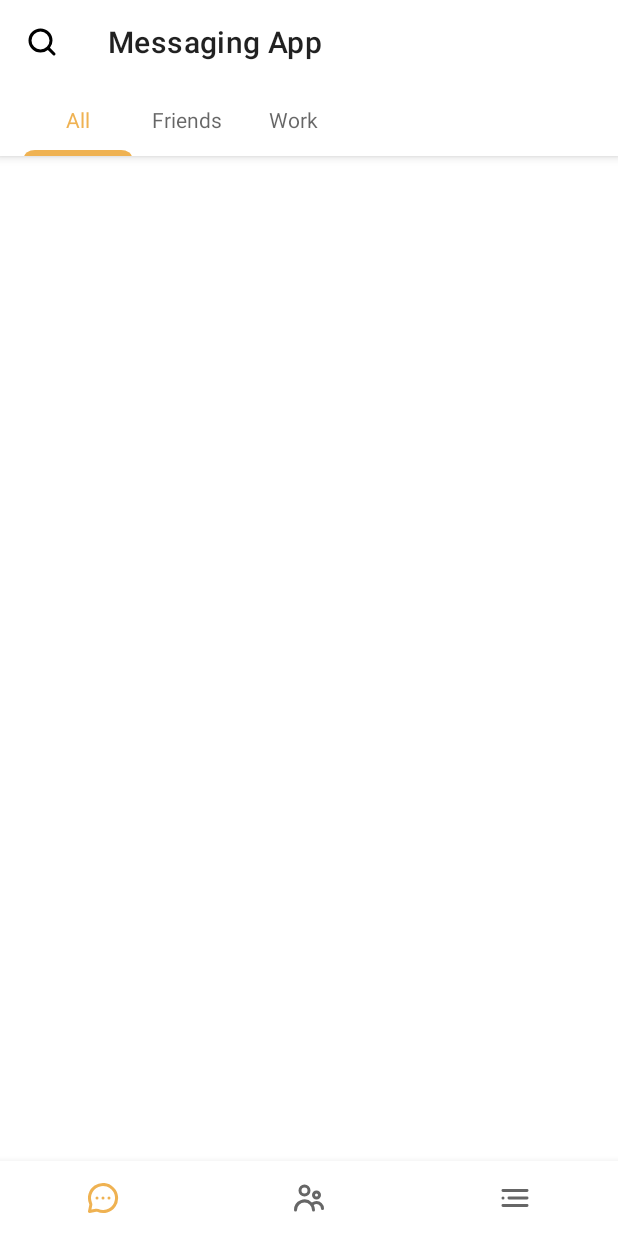
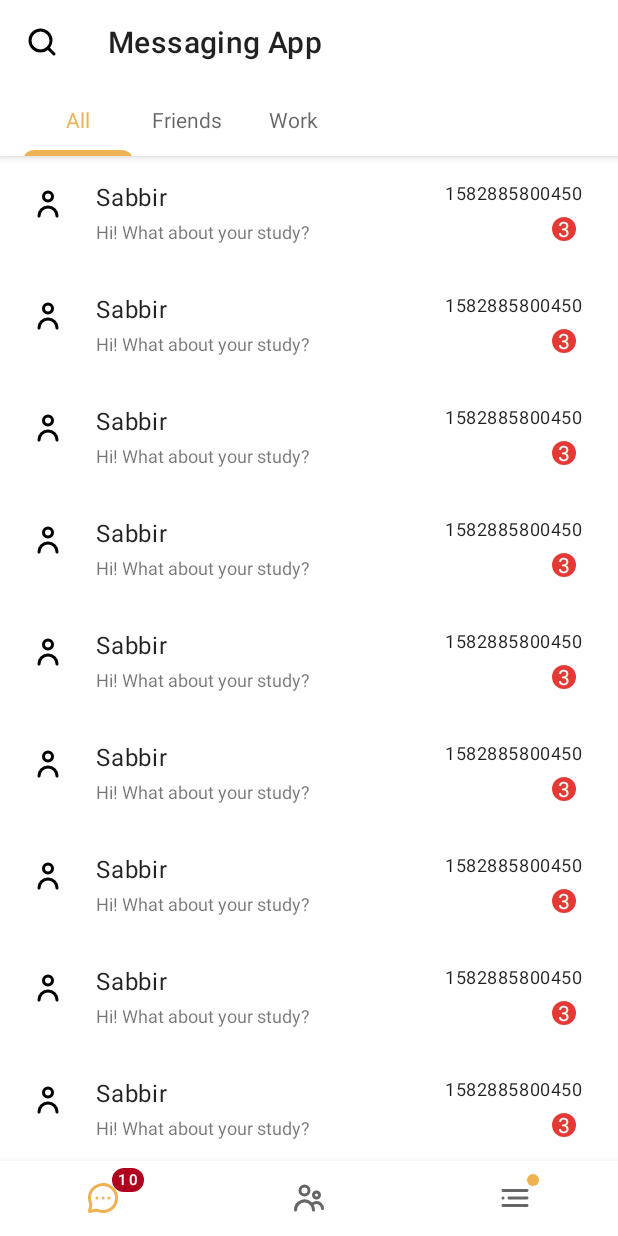
Before and after one commit to qubictech/android_telegram_redesign, an Android app: the screen it shows after launch (MainActivity), on a phone screen of 412 x 824 dp. Run offline under Robolectric (Android 15) with nearby library versions, the phone set to English and light mode, and no system bars; our stand-ins replace data binding; 3 statements that could not run were skipped.

Commit message:
chat list adapter with item list

```diff
--- a/app/src/main/AndroidManifest.xml
+++ b/app/src/main/AndroidManifest.xml
@@ -16,7 +16,7 @@
         android:supportsRtl="true"
         android:theme="@style/AppTheme"
         tools:ignore="GoogleAppIndexingWarning">
-        <activity android:name=".MainActivity"/>
+        <activity android:name=".main.MainActivity"/>
         <activity android:name=".main.SplashActivity">
             <intent-filter>
                 <action android:name="android.intent.action.MAIN" />
--- a/app/src/main/java/com/tarms/bd/messagingapp/data/Chat.kt
+++ b/app/src/main/java/com/tarms/bd/messagingapp/data/Chat.kt
@@ -12,6 +12,8 @@ data class Chat(
     val timestamp: Long,
     val unreadMsgCount: Int
 ) {
+    companion object{
+        @JvmStatic
         @BindingAdapter("android:setImageUrl")
         fun avatar(imageView: ImageView, imgUrl: String) {
             Glide.with(imageView.rootView)
@@ -21,3 +23,4 @@ data class Chat(
                 .into(imageView)
         }
     }
+}
--- a/app/src/main/java/com/tarms/bd/messagingapp/fragment/ContactListFragment.kt
+++ b/app/src/main/java/com/tarms/bd/messagingapp/fragment/ContactListFragment.kt
@@ -92,6 +92,8 @@ class ContactListFragment : Fragment() {
     }
 
     private fun readContactList() {
+        contactList.clear()
+
         val phones = context!!.contentResolver.query(
             ContactsContract.CommonDataKinds.Phone.CONTENT_URI,
             null,
--- a/app/src/main/java/com/tarms/bd/messagingapp/fragment/tabs/ChatTabFragment.kt
+++ b/app/src/main/java/com/tarms/bd/messagingapp/fragment/tabs/ChatTabFragment.kt
@@ -47,82 +47,11 @@ class ChatTabFragment : Fragment() {
         }
         recyclerView = view.findViewById(R.id.recycler_view)
 
-        fragmentName.let {
-            when (it) {
-                "All" -> chatList(
-                    listOf(
-                        Chat(
-                            "",
-                            "Sabbir",
-                            "Hi! What about your study?",
-                            Date().time,
-                            3
-                        ),
-                        Chat(
-                            "",
-                            "Sabbir",
-                            "Hi! What about your study?",
-                            Date().time,
-                            3
-                        ),
-                        Chat(
-                            "",
-                            "Sabbir",
-                            "Hi! What about your study?",
-                            Date().time,
-                            3
-                        ),
-                        Chat(
-                            "",
-                            "Sabbir",
-                            "Hi! What about your study?",
-                            Date().time,
-                            3
-                        ),
-                        Chat(
-                            "",
-                            "Sabbir",
-                            "Hi! What about your study?",
-                            Date().time,
-                            3
-                        )
-                    )
-                )
-                "Friends" -> chatList(
-                    listOf(
-                        Chat(
-                            "",
-                            "Sabbir",
-                            "Hi! What about your study?",
-                            Date().time,
-                            3
-                        ),
-                        Chat(
-                            "",
-                            "Sabbir",
-                            "Hi! What about your study?",
-                            Date().time,
-                            3
-                        ),
-                        Chat(
-                            "",
-                            "Sabbir",
-                            "Hi! What about your study?",
-                            Date().time,
-                            3
-                        )
-                    )
-                )
-                "Work" -> chatList(
-                    listOf(
-
-                    )
-                )
-            }
-        }
+        chatList(fragmentName)
     }
 
-    private fun chatList(chat: List<Chat>) {
+    private fun chatList(type: String) {
+        chatList.clear()
         chatListAdapter = ChatListAdapter(chatList)
 
         recyclerView.apply {
@@ -130,19 +59,19 @@ class ChatTabFragment : Fragment() {
             hasFixedSize()
             layoutManager = LinearLayoutManager(context)
         }
-//
-//        for (i in 0..10) {
-//            chatList.add(
-//                Chat(
-//                    "",
-//                    "Sabbir",
-//                    "Hi! What about your study?",
-//                    Date().time,
-//                    3
-//                )
-//            )
-//        }
-//
-//        chatListAdapter.notifyDataSetChanged()
+
+        for (i in 0..10) {
+            chatList.add(
+                Chat(
+                    "jhsdfksdf",
+                    "Sabbir",
+                    "Hi! What about your study?",
+                    Date().time,
+                    3
+                )
+            )
+        }
+
+        chatListAdapter.notifyDataSetChanged()
     }
 }
--- a/app/src/main/java/com/tarms/bd/messagingapp/MainActivity.kt
+++ b/app/src/main/java/com/tarms/bd/messagingapp/main/MainActivity.kt
@@ -1,16 +1,16 @@
-package com.tarms.bd.messagingapp
+package com.tarms.bd.messagingapp.main
 
 import android.os.Bundle
-import android.view.MenuItem
 import androidx.appcompat.app.AppCompatActivity
 import androidx.viewpager.widget.ViewPager
 import com.google.android.material.bottomnavigation.BottomNavigationView
+import com.tarms.bd.messagingapp.R
 import com.tarms.bd.messagingapp.adapter.MainFragmentViewPagerAdapter
 import com.tarms.bd.messagingapp.fragment.ChatListFragment
 import com.tarms.bd.messagingapp.fragment.ContactListFragment
 import com.tarms.bd.messagingapp.fragment.MoreFragment
 
-class MainActivity : AppCompatActivity(), BottomNavigationView.OnNavigationItemSelectedListener {
+class MainActivity : AppCompatActivity() {
 
     private lateinit var pager: ViewPager
     private lateinit var mainFragmentViewPagerAdapter: MainFragmentViewPagerAdapter
@@ -21,7 +21,15 @@ class MainActivity : AppCompatActivity(), BottomNavigationView.OnNavigationItemS
         setContentView(R.layout.activity_main)
 
         bottomNavigationView = findViewById(R.id.bottom_nav)
-        bottomNavigationView.setOnNavigationItemSelectedListener(this)
+        bottomNavigationView.setOnNavigationItemSelectedListener { p0 ->
+            when (p0.itemId) {
+                R.id.message -> pager.setCurrentItem(0, true)
+                R.id.people -> pager.setCurrentItem(1, true)
+                R.id.more -> pager.setCurrentItem(2, true)
+            }
+
+            true
+        }
 
         pager = findViewById(R.id.view_pager)
 
@@ -57,15 +65,13 @@ class MainActivity : AppCompatActivity(), BottomNavigationView.OnNavigationItemS
             })
         }
 
-    }
+        val badge = bottomNavigationView.getOrCreateBadge(R.id.more)
+        badge.isVisible = true
+        badge.backgroundColor = resources.getColor(R.color.colorPrimary)
 
-    override fun onNavigationItemSelected(p0: MenuItem): Boolean {
-        when (p0.itemId) {
-            R.id.message -> pager.setCurrentItem(0, true)
-            R.id.people -> pager.setCurrentItem(1, true)
-            R.id.more -> pager.setCurrentItem(2, true)
-        }
+        val message = bottomNavigationView.getOrCreateBadge(R.id.message)
+        message.isVisible = true
+        message.number = 10
 
-        return true
     }
 }
--- a/app/src/main/java/com/tarms/bd/messagingapp/main/SplashActivity.kt
+++ b/app/src/main/java/com/tarms/bd/messagingapp/main/SplashActivity.kt
@@ -4,7 +4,6 @@ import android.content.Intent
 import android.os.Bundle
 import android.os.Handler
 import androidx.appcompat.app.AppCompatActivity
-import com.tarms.bd.messagingapp.MainActivity
 import com.tarms.bd.messagingapp.R
 
 class SplashActivity : AppCompatActivity() {
@@ -15,7 +14,8 @@ class SplashActivity : AppCompatActivity() {
 
 
         Handler().postDelayed(Runnable {
-            startActivity(Intent(applicationContext,MainActivity::class.java))
+            startActivity(Intent(applicationContext,
+                MainActivity::class.java))
             finish()
         },300)
     }
--- a/app/src/main/res/layout/activity_main.xml
+++ b/app/src/main/res/layout/activity_main.xml
@@ -10,7 +10,7 @@
     <androidx.coordinatorlayout.widget.CoordinatorLayout
         android:layout_width="match_parent"
         android:layout_height="match_parent"
-        tools:context=".MainActivity">
+        tools:context=".main.MainActivity">
 
         <androidx.viewpager.widget.ViewPager
             android:id="@+id/view_pager"
--- a/app/src/main/res/layout/fragment_chat_tab.xml
+++ b/app/src/main/res/layout/fragment_chat_tab.xml
@@ -9,6 +9,8 @@
         android:id="@+id/recycler_view"
         android:layout_width="match_parent"
         android:layout_height="match_parent"
+        android:paddingBottom="50dp"
+        android:clipToPadding="false"
         tools:listitem="@layout/chat_list_item" />
 
 </LinearLayout>
```
Lines whose indentation alone changed are shown as unchanged.
